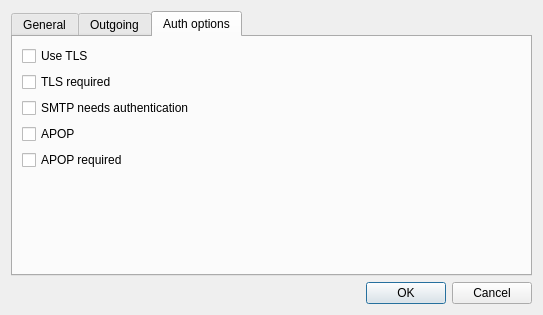
The window that src/plugins/snails/accountconfigdialog.ui (0xd34df00d/leechcraft) describes before a commit, drawn with Qt 5.
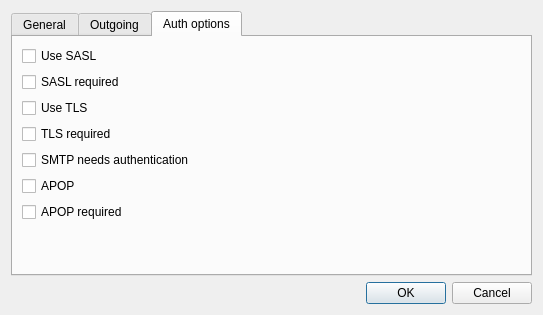
The same window after the commit. The open tabs and pages were chosen to show the change.

Patch:
```diff
--- a/src/plugins/snails/accountconfigdialog.ui
+++ b/src/plugins/snails/accountconfigdialog.ui
@@ -237,6 +237,20 @@
        <string>Auth options</string>
       </attribute>
       <layout class="QVBoxLayout" name="verticalLayout_3">
+       <item>
+        <widget class="QCheckBox" name="UseSASL_">
+         <property name="text">
+          <string>Use SASL</string>
+         </property>
+        </widget>
+       </item>
+       <item>
+        <widget class="QCheckBox" name="SASLRequired_">
+         <property name="text">
+          <string>SASL required</string>
+         </property>
+        </widget>
+       </item>
        <item>
         <widget class="QCheckBox" name="UseTLS_">
          <property name="text">
```
Left out of the diff: 2 changed lines with no effect on the pictures.
